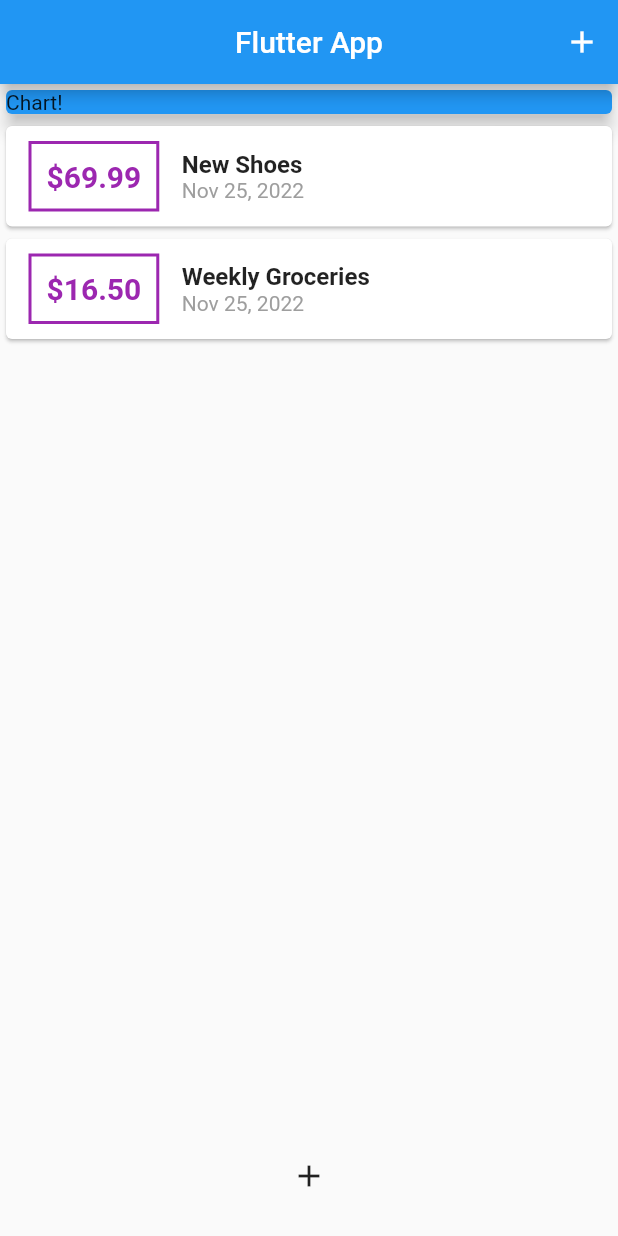
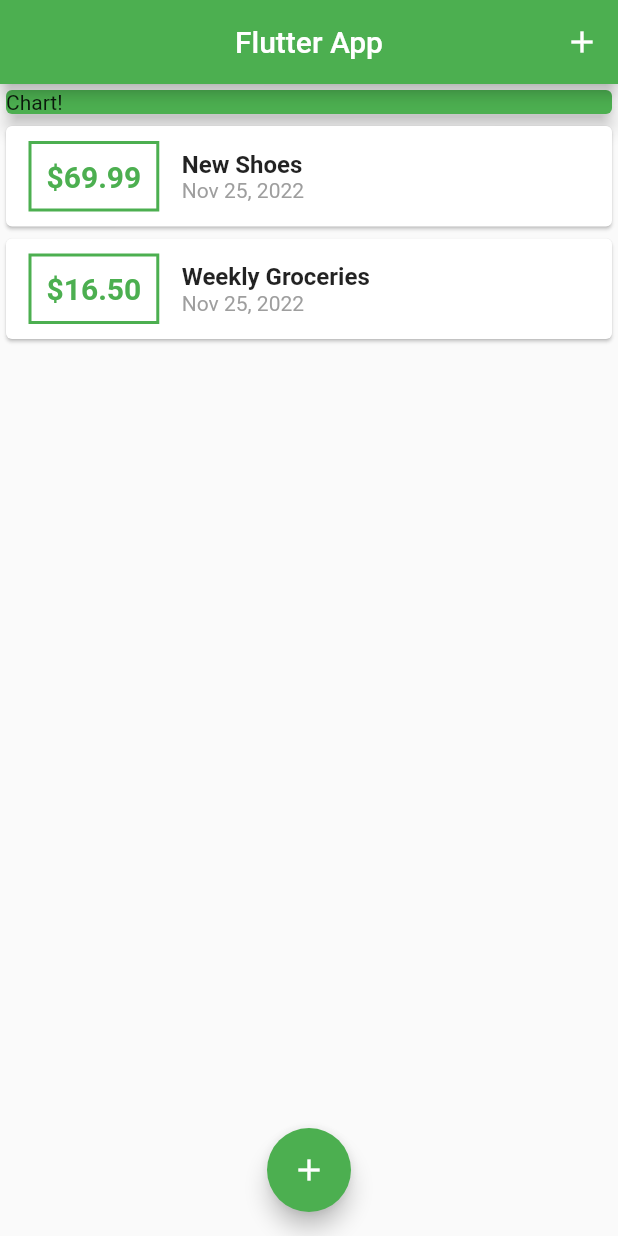
Before and after one commit to AlvaroBishop/personal_expenses_app_Flutter, a Flutter app: the screen it shows after launch, on a phone screen of 412 x 824 dp. Run offline on Flutter 3.47's test engine with Material 2 defaults, Android fonts, the phone set to English and light mode, and no system bars.

Commit message:
add theme

```diff
--- a/lib/main.dart
+++ b/lib/main.dart
@@ -4,7 +4,7 @@ import 'package:personal_expenses_app/widgets/new_transaction.dart';
 import 'package:personal_expenses_app/widgets/transactions_list.dart';
 
 void main() {
-  runApp( const MyApp());
+  runApp(const MyApp());
 }
 
 class MyApp extends StatelessWidget {
@@ -12,10 +12,13 @@ class MyApp extends StatelessWidget {
 
   @override
   Widget build(BuildContext context) {
-    return const MaterialApp(
+    return MaterialApp(
         debugShowCheckedModeBanner: false,
+        theme: ThemeData(
+          primarySwatch: Colors.green,
+        ),
         title: 'Flutter App',
-        home: MyHomePage());
+        home: const MyHomePage());
   }
 }
 
@@ -81,8 +84,8 @@ class _MyHomePageState extends State<MyHomePage> {
           children: <Widget>[
             Container(
               width: double.infinity,
-            child: const Card(
-              color: Colors.blue,
+              child: Card(
+                color: Theme.of(context).primaryColor,
                 elevation: 5,
                 child: Text('Chart!'),
               ),
@@ -91,10 +94,9 @@ class _MyHomePageState extends State<MyHomePage> {
           ],
         ),
         floatingActionButtonLocation: FloatingActionButtonLocation.centerFloat,
-      floatingActionButton: IconButton(
-        icon: const Icon(Icons.add),
+        floatingActionButton: FloatingActionButton(
           onPressed: () => _startAddNewTransaction(context),
-      ),
-    );
+          child: Icon(Icons.add),
+        ));
   }
 }
--- a/lib/widgets/transactions_list.dart
+++ b/lib/widgets/transactions_list.dart
@@ -22,16 +22,16 @@ class TransactionList extends StatelessWidget {
                       const EdgeInsets.symmetric(vertical: 10, horizontal: 15),
                   decoration: BoxDecoration(
                     border: Border.all(
-                      color: Colors.purple,
+                      color: Theme.of(context).primaryColor,
                       width: 2,
                     ),
                   ),
                   child: Text(
                     '\$${transaction[index].amount.toStringAsFixed(2)}',
-                    style: const TextStyle(
+                    style: TextStyle(
                       fontWeight: FontWeight.bold,
                       fontSize: 20,
-                      color: Colors.purple,
+                      color: Theme.of(context).primaryColor,
                     ),
                   ),
                 ),
```
Lines whose indentation alone changed are shown as unchanged.
